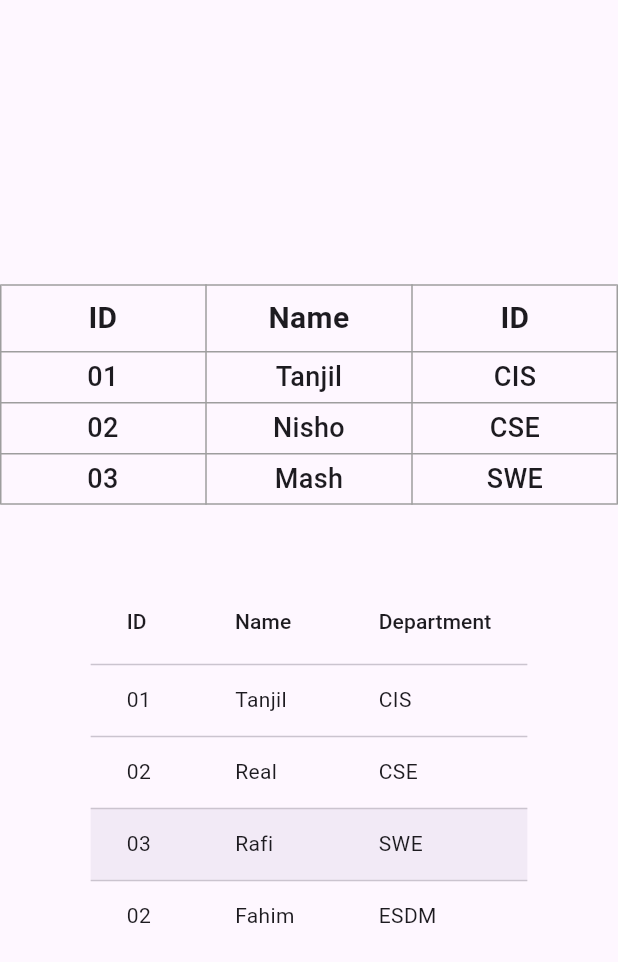
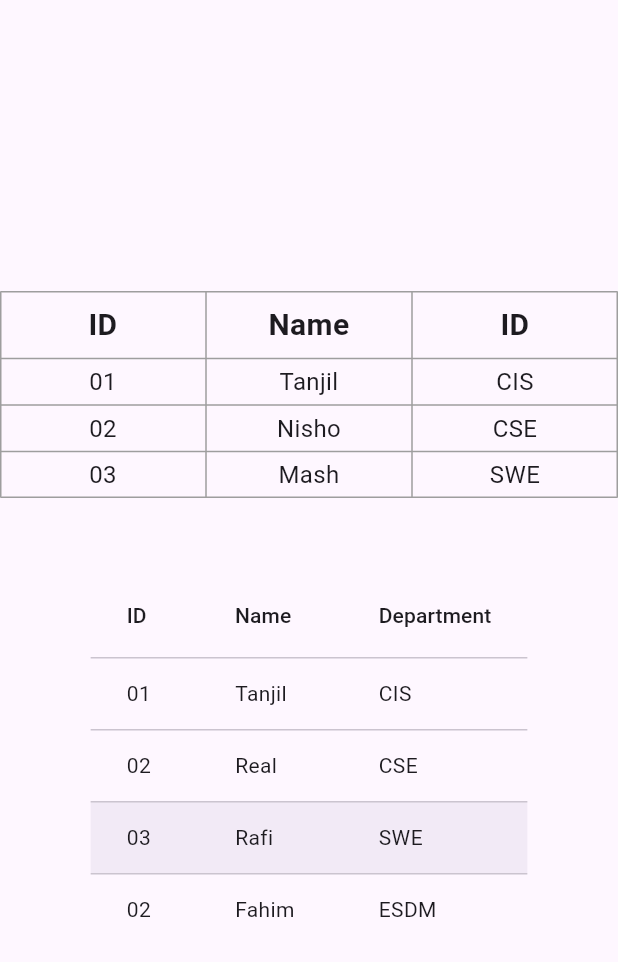
Before and after one commit to tanjilalom/Table-and-DataTable_Widget, a Flutter app: the screen it shows after launch, on a phone screen of 412 x 824 dp. Shown: the top 962 px of the screen. Run offline on Flutter 3.47's test engine with Material 3 defaults, Android fonts, the phone set to English and light mode, and no system bars.

Commit message:
widget add

```diff
--- a/lib/homepage.dart
+++ b/lib/homepage.dart
@@ -1,7 +1,5 @@
 import 'package:datatable/tables/datatable.dart';
 import 'package:datatable/tables/table.dart';
-import 'package:datatable/widget/data.dart';
-import 'package:datatable/widget/heading.dart';
 import 'package:flutter/material.dart';
 
 class Homepage extends StatelessWidget {
--- a/lib/tables/table.dart
+++ b/lib/tables/table.dart
@@ -1,10 +1,8 @@
-
 import 'package:datatable/widget/data.dart';
 import 'package:datatable/widget/heading.dart';
 import 'package:flutter/material.dart';
 
 class table extends StatelessWidget {
-
   @override
   Widget build(BuildContext context) {
     return Table(
--- a/lib/widget/data.dart
+++ b/lib/widget/data.dart
@@ -6,7 +6,7 @@ Widget Data(name) {
     child: Text(
       name,
       textAlign: TextAlign.center,
-      style: TextStyle(fontWeight: FontWeight.w500, fontSize: 18),
+      style: TextStyle(fontWeight: FontWeight.w400, fontSize: 16),
     ),
   );
 }
```
Lines whose indentation alone changed are shown as unchanged.
